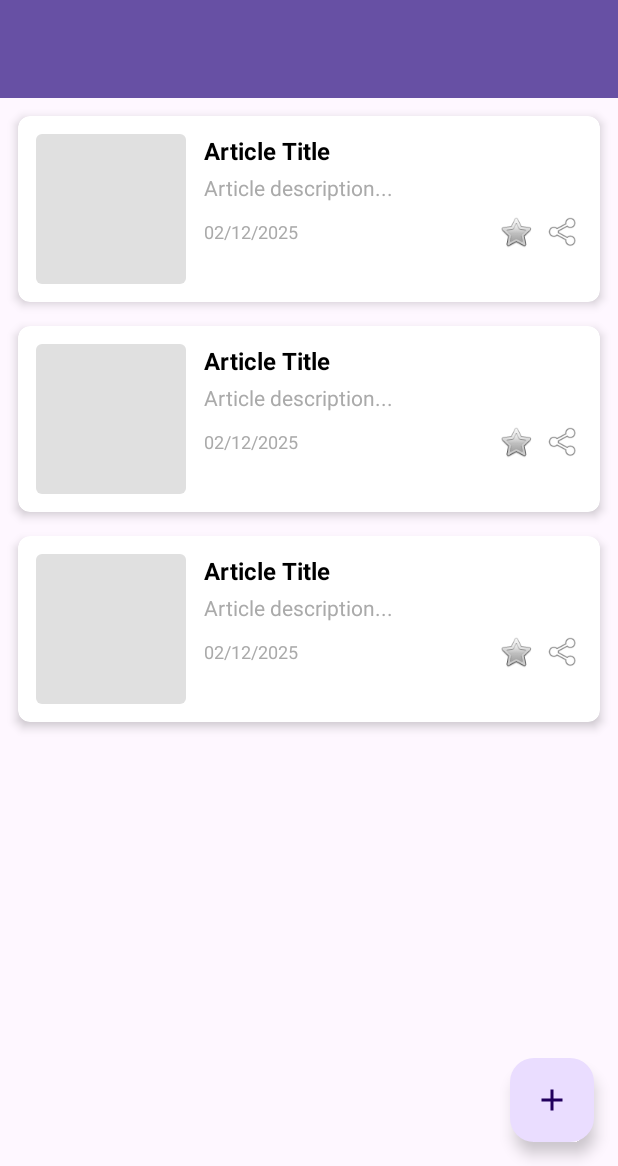
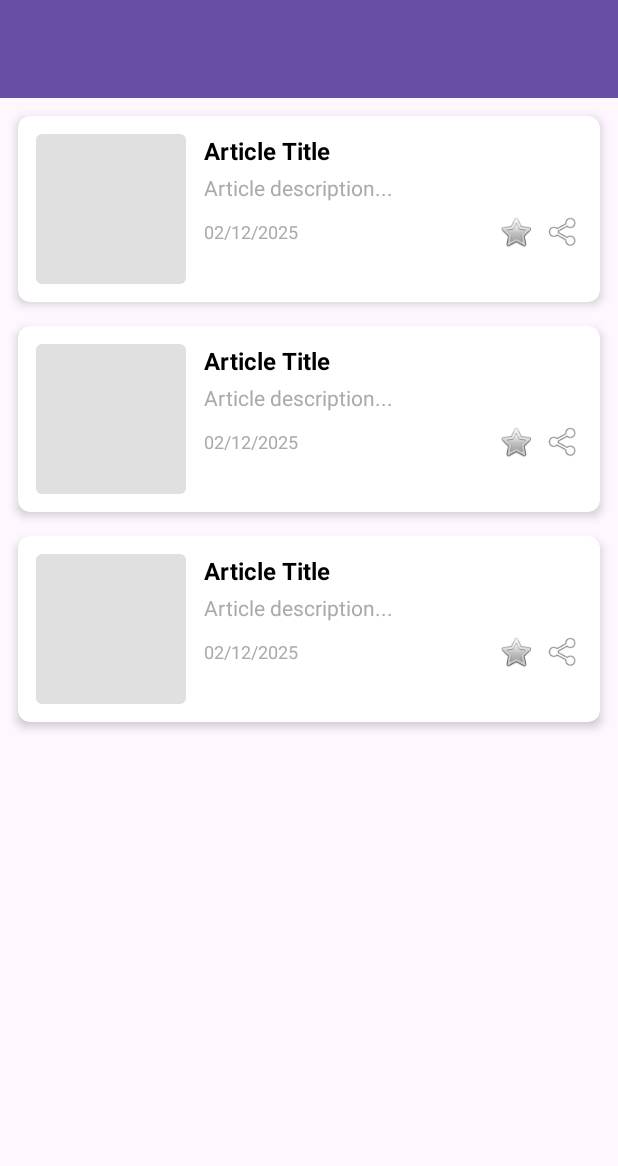
Before and after one commit to kekelove92/rssApplication, an Android app: the layout activity_main.xml on its own in the app's theme, with its tools: preview values and no code run, on a phone screen of 412 x 824 dp, the part 70-1236 px from its top. Run offline under Robolectric (Android 15) with nearby library versions, the phone set to English and light mode, and no system bars.

Commit message:
update code v3

```diff
--- a/app/src/main/java/com/example/rssapplication/MainActivity.java
+++ b/app/src/main/java/com/example/rssapplication/MainActivity.java
@@ -230,6 +230,10 @@ public class MainActivity extends AppCompatActivity implements RssArticleAdapter
         } else if (id == R.id.action_clear) {
             clearAllArticles();
             return true;
+        } else if (id == R.id.action_add) {
+            Intent intent = new Intent(MainActivity.this, AddFeedActivity.class);
+            startActivity(intent);
+            return true;
         }
 
         return super.onOptionsItemSelected(item);
--- a/app/src/main/res/layout/activity_main.xml
+++ b/app/src/main/res/layout/activity_main.xml
@@ -53,7 +53,7 @@
 
     <com.google.android.material.floatingactionbutton.FloatingActionButton
         android:id="@+id/fab_add_feed"
-        android:visibility="visible"
+        android:visibility="gone"
         android:layout_width="wrap_content"
         android:layout_height="wrap_content"
         android:layout_gravity="bottom|end"
--- a/app/src/main/res/menu/main_menu.xml
+++ b/app/src/main/res/menu/main_menu.xml
@@ -2,6 +2,11 @@
 <menu xmlns:android="http://schemas.android.com/apk/res/android"
     xmlns:app="http://schemas.android.com/apk/res-auto">
 
+    <item
+        android:id="@+id/action_add"
+        android:icon="@android:drawable/ic_input_add"
+        android:title="Thêm Rss"
+        app:showAsAction="ifRoom" />
     <item
         android:id="@+id/action_refresh"
         android:icon="@android:drawable/ic_popup_sync"
```
